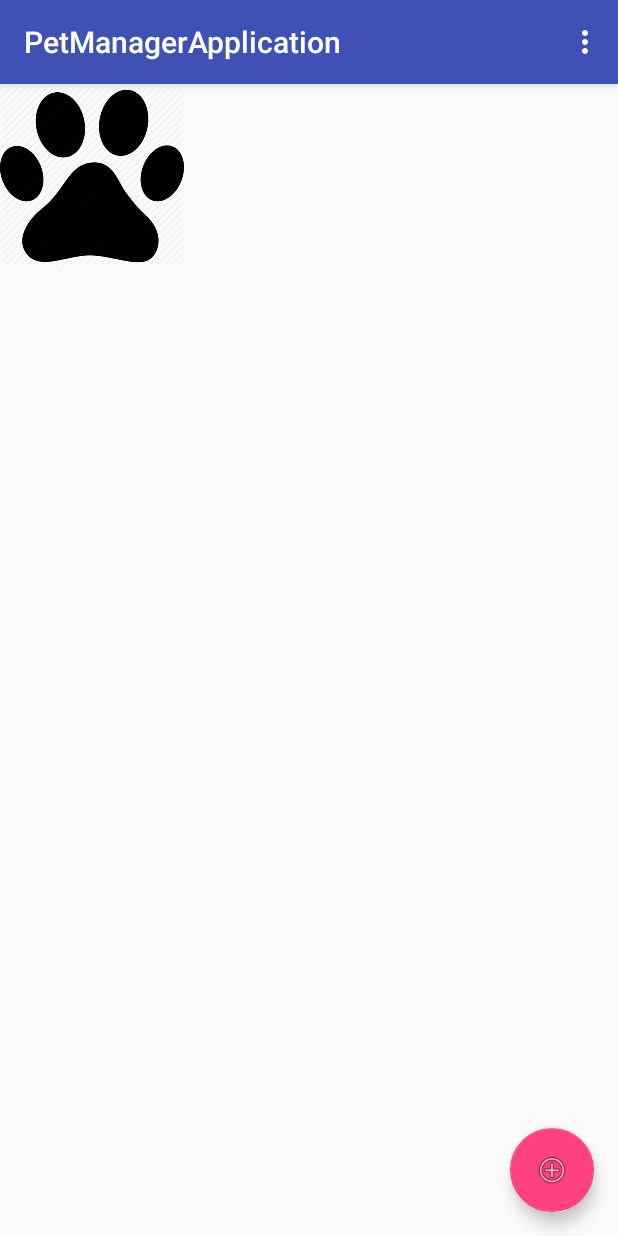
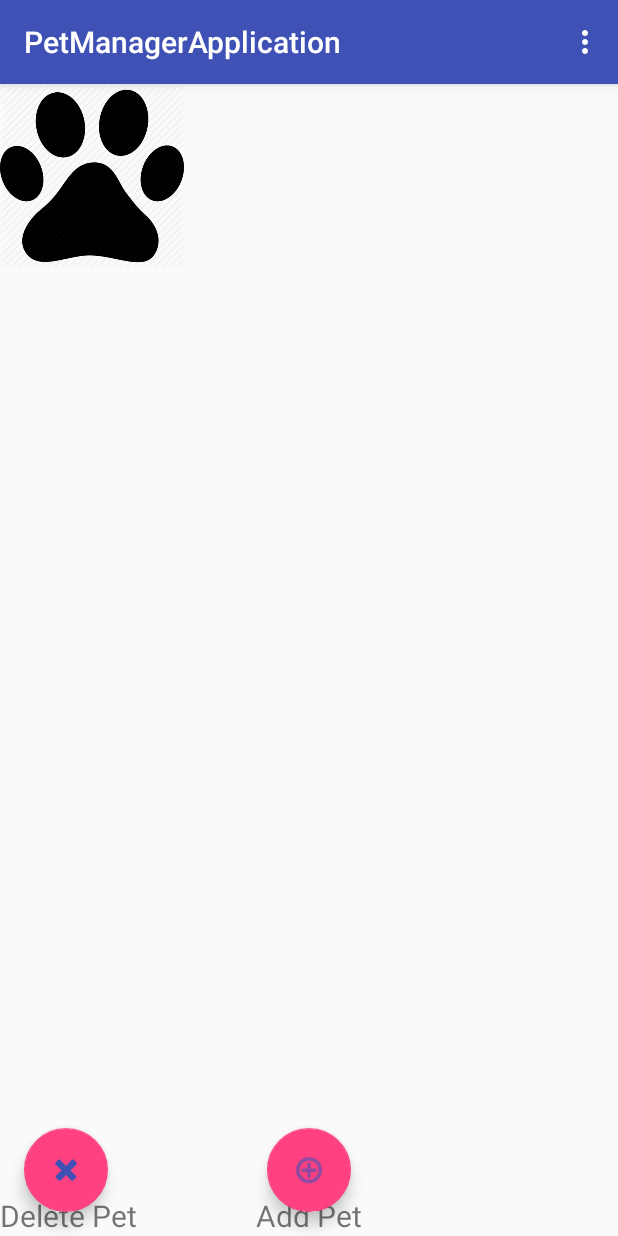
Before and after one commit to will1467/PetManagerApplication, an Android app: the screen it shows after launch (MainActivity), in the options menu, after a tap on "Settings", on a phone screen of 412 x 824 dp. Run offline under Robolectric (Android 15) with nearby library versions, the phone set to English and light mode, and no system bars.

Commit message:
pets save + pets can be deleted

```diff
--- a/app/src/main/java/com/example/williamrussa3/petmanagerapplication/MainActivity.java
+++ b/app/src/main/java/com/example/williamrussa3/petmanagerapplication/MainActivity.java
@@ -1,14 +1,18 @@
 package com.example.williamrussa3.petmanagerapplication;
 
 import android.app.Activity;
+import android.app.Application;
 import android.content.Context;
 import android.content.Intent;
+import android.content.SharedPreferences;
 import android.media.Image;
 import android.os.Bundle;
+import android.support.annotation.NonNull;
 import android.support.design.widget.CoordinatorLayout;
 import android.support.design.widget.FloatingActionButton;
 import android.support.design.widget.Snackbar;
 import android.support.v4.content.ContextCompat;
+import android.support.v4.util.ArraySet;
 import android.support.v7.app.AppCompatActivity;
 import android.support.v7.widget.Toolbar;
 import android.util.Log;
@@ -21,6 +25,8 @@ import android.view.MenuItem;
 import android.view.ViewGroup;
 import android.view.WindowManager;
 import android.view.inputmethod.InputMethodManager;
+import android.widget.AdapterView;
+import android.widget.ArrayAdapter;
 import android.widget.Button;
 import android.widget.EditText;
 import android.widget.GridLayout;
@@ -29,13 +35,24 @@ import android.widget.ImageView;
 import android.widget.LinearLayout;
 import android.widget.PopupWindow;
 import android.widget.RelativeLayout;
+import android.widget.Spinner;
 import android.widget.TextView;
 
 import com.google.gson.Gson;
+import com.google.gson.reflect.TypeToken;
 
-public class MainActivity extends AppCompatActivity {
+import java.lang.reflect.Array;
+import java.lang.reflect.Type;
+import java.util.ArrayList;
+import java.util.Collection;
+import java.util.Iterator;
+import java.util.List;
+import java.util.ListIterator;
+import java.util.Set;
 
-    private CoordinatorLayout mCoordinatorLayout;
+public class MainActivity extends AppCompatActivity implements AdapterView.OnItemSelectedListener {
+
+    private ArrayList<Pet> PetList;
 
     @Override
     protected void onCreate(Bundle savedInstanceState) {
@@ -44,17 +61,89 @@ public class MainActivity extends AppCompatActivity {
         Toolbar toolbar = (Toolbar) findViewById(R.id.toolbar);
         setSupportActionBar(toolbar);
 
-        FloatingActionButton fab = (FloatingActionButton) findViewById(R.id.fab);
-        fab.setOnClickListener(new View.OnClickListener() {
+
+        FloatingActionButton addPetFab = (FloatingActionButton) findViewById(R.id.add_pet);
+        addPetFab.setOnClickListener(new View.OnClickListener() {
             @Override
             public void onClick(View view) {
-                InitialisePopUpWindow();
+                InitialiseAddPetPopUpWindow();
             }
 
         });
+
+        FloatingActionButton deletePetFab = (FloatingActionButton) findViewById(R.id.delete_pet);
+        deletePetFab.setOnClickListener(new View.OnClickListener() {
+            @Override
+            public void onClick(View v) {
+                InitialiseDeletePetPopUpWindow();
+            }
+        });
+
+        PetList = getPetListFromPreferences();
+
+        for(int i = 0; i < PetList.size(); i++){
+            CreatePetIcon(PetList.get(i));
+        }
     }
 
-    private void InitialisePopUpWindow() {
+    private void InitialiseDeletePetPopUpWindow() {
+
+        ArrayList<String> PetNames = new ArrayList<String>();
+
+        for(int i =0; i <PetList.size(); i++){
+            Pet pet = PetList.get(i);
+            PetNames.add(pet.GetName());
+        }
+
+
+
+        LayoutInflater inflater = (LayoutInflater) getSystemService(Context.LAYOUT_INFLATER_SERVICE);
+        View customView = inflater.inflate(R.layout.delete_pet_layout,null);
+
+        final PopupWindow mPopUpWindow = new PopupWindow(customView, ViewGroup.LayoutParams.WRAP_CONTENT, ViewGroup.LayoutParams.WRAP_CONTENT);
+
+        mPopUpWindow.setFocusable(true);
+        mPopUpWindow.update();
+
+        mPopUpWindow.showAtLocation(customView, Gravity.CENTER,0,0);
+
+        Spinner spinner = (Spinner) customView.findViewById(R.id.spinner);
+        spinner.setOnItemSelectedListener(this);
+        ArrayAdapter<String> adapter = new ArrayAdapter<String>(MainActivity.this,android.R.layout.simple_spinner_item,PetNames);
+        adapter.setDropDownViewResource(android.R.layout.simple_spinner_dropdown_item);
+        spinner.setAdapter(adapter);
+
+
+    }
+
+    @Override
+    protected void onStop(){
+        super.onStop();
+
+        SharedPreferences mPrefs = getPreferences(Context.MODE_PRIVATE);
+        SharedPreferences.Editor prefsEditor = mPrefs.edit();
+        Gson gson = new Gson();
+        String json = gson.toJson(PetList);
+        prefsEditor.putString("pet_array", json);
+        prefsEditor.commit();
+    }
+
+    private ArrayList<Pet> getPetListFromPreferences() {
+        SharedPreferences mPref = getPreferences(Context.MODE_PRIVATE);
+        Gson gson = new Gson();
+        String jsonData = mPref.getString("pet_array","");
+
+        if(jsonData.isEmpty()){
+            return new ArrayList<Pet>();
+        }
+
+        Type type = new TypeToken<ArrayList<Pet>>(){}.getType();
+        ArrayList<Pet> Pets = gson.fromJson(jsonData,type);
+        return Pets;
+    }
+
+
+    private void InitialiseAddPetPopUpWindow() {
         LayoutInflater inflater = (LayoutInflater) getSystemService(Context.LAYOUT_INFLATER_SERVICE);
         View customView = inflater.inflate(R.layout.add_pet_layout,null);
 
@@ -82,6 +171,8 @@ public class MainActivity extends AppCompatActivity {
                 if (mPetBreedEditText.getText() != null && mPetNameEditText.getText() != null) {
                     Pet newPet = new Pet(mPetNameEditText.getText().toString(), mPetBreedEditText.getText().toString());
                     CreatePetIcon(newPet);
+                    PetList.add(newPet);
+
                 }
             }
         });
@@ -96,7 +187,7 @@ public class MainActivity extends AppCompatActivity {
         petIcon.setAdjustViewBounds(true);
         petIcon.setMaxWidth( (linearLayout.getWidth() / 3));
         petName.setText(newPet.GetName());
-        petName.setTextSize(15.0F);
+        petName.setTextSize(30.0F);
         linearLayout.addView(petName);
         linearLayout.addView(petIcon);
 
@@ -132,4 +223,22 @@ public class MainActivity extends AppCompatActivity {
 
         return super.onOptionsItemSelected(item);
     }
+
+    @Override
+    public void onItemSelected(AdapterView<?> parent, View view, int position, long id) {
+        String selectedItem = (String) parent.getItemAtPosition(position);
+
+        for(int i = 0; i < PetList.size(); i++ ){
+            Pet pet = PetList.get(i);
+            if(pet.GetName().equals(selectedItem)){
+                PetList.remove(i);
+            }
+        }
+
+    }
+
+    @Override
+    public void onNothingSelected(AdapterView<?> parent) {
+
+    }
 }
--- a/app/src/main/res/layout/activity_main.xml
+++ b/app/src/main/res/layout/activity_main.xml
@@ -21,14 +21,50 @@
 
     </android.support.design.widget.AppBarLayout>
 
-    <include layout="@layout/content_main" />
+    <include layout="@layout/content_main"
+        android:id="@+id/include" />
+
+    <TextView
+        android:id="@+id/add_pet_text"
+        android:layout_width="wrap_content"
+        android:layout_height="wrap_content"
+        android:text="Add Pet"
+        android:textSize="20sp"
+        app:layout_anchor="@+id/include"
+        app:layout_anchorGravity="bottom|center_horizontal" />
+
+
+    <TextView
+        android:id="@+id/delete_pet_text"
+        android:layout_width="wrap_content"
+        android:layout_height="wrap_content"
+        android:text="Delete Pet"
+        android:textSize="20sp"
+        app:layout_anchor="@+id/include"
+        app:layout_anchorGravity="bottom|left" />
 
     <android.support.design.widget.FloatingActionButton
-        android:id="@+id/fab"
+        android:id="@+id/delete_pet"
         android:layout_width="wrap_content"
         android:layout_height="wrap_content"
-        android:layout_gravity="bottom|end"
+        android:layout_gravity="top|right"
         android:layout_margin="@dimen/fab_margin"
+        android:paddingBottom="30dp"
+        android:tint="@color/colorPrimary"
+        app:layout_anchor="@+id/include"
+        app:layout_anchorGravity="bottom|left"
+        app:srcCompat="@android:drawable/ic_delete" />
+
+    <android.support.design.widget.FloatingActionButton
+        android:id="@+id/add_pet"
+        android:layout_width="wrap_content"
+        android:layout_height="wrap_content"
+        android:layout_gravity="top|center_horizontal"
+        android:layout_margin="@dimen/fab_margin"
+        android:paddingBottom="30dp"
+        android:tint="@color/colorPrimary"
+        app:layout_anchor="@+id/include"
+        app:layout_anchorGravity="bottom|center_horizontal"
         app:srcCompat="@android:drawable/ic_menu_add" />
 
 </android.support.design.widget.CoordinatorLayout>
```
Also changed, not shown: app/src/main/res/layout/delete_pet_layout.xml (added, +21 -0 lines).
